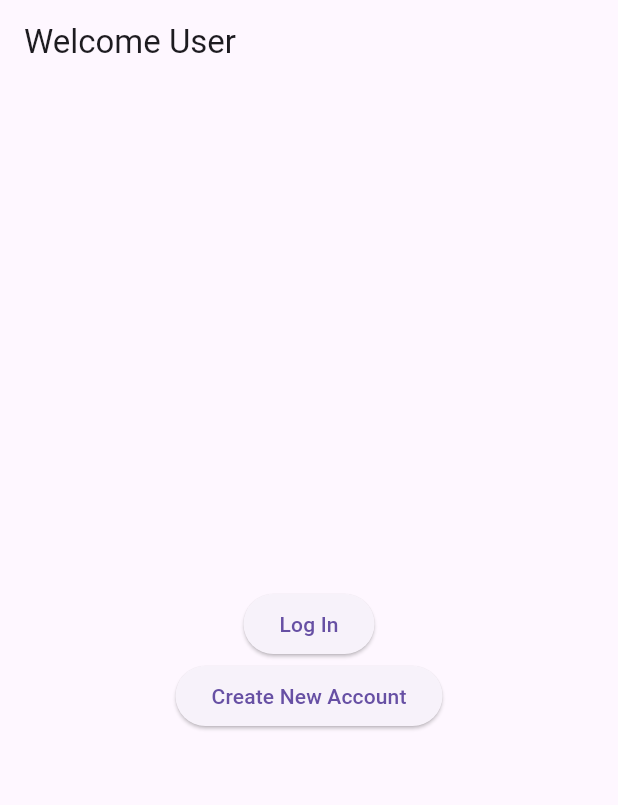
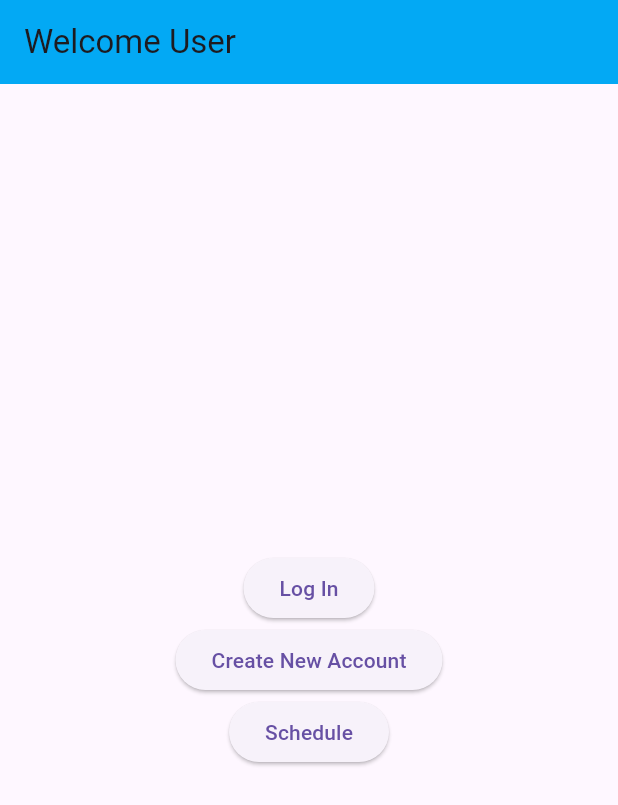
Before and after one commit to TanushF/medipoint, a Flutter app: the screen it shows after launch, on a phone screen of 412 x 824 dp. Shown: the top 805 px of the screen. Run offline on Flutter 3.47's test engine with Material 3 defaults, Android fonts, the phone set to English and light mode, and no system bars.

Commit message:
Update main.dart

```diff
--- a/lib/main.dart
+++ b/lib/main.dart
@@ -1,6 +1,7 @@
 import 'package:flutter/material.dart';
 import 'newaccount.dart';
 import 'login.dart';
+import 'schedule.dart';
 
 void main() {
   runApp(MyApp());
@@ -10,8 +11,10 @@ class MyApp extends StatelessWidget {
   @override
   Widget build(BuildContext context) {
     return MaterialApp(
+      debugShowCheckedModeBanner: false,
       title: 'Medipoint App',
       home: HomePage(),
+
     );
   }
 }
@@ -30,6 +33,7 @@ class HomePage extends StatelessWidget {
     return Scaffold(
       appBar: AppBar(
         title: Text('Welcome User'),
+        backgroundColor: Colors.lightBlue,
       ),
       body: Center(
         child: Column(
@@ -59,6 +63,19 @@ class HomePage extends StatelessWidget {
               },
               child: Text('Create New Account'),
             ),
+            //TEMPORARY - just for testing the schedule widget
+            ElevatedButton(
+              onPressed: () {
+                // make a script there that goes to the crete accoutn part
+                Navigator.push(
+                  context,
+                  MaterialPageRoute(
+                      builder: (context) =>
+                          const SchedulePage(email: 'email')),
+                );
+              },
+              child: Text('Schedule'),
+            ),
           ],
         ),
       ),
```
